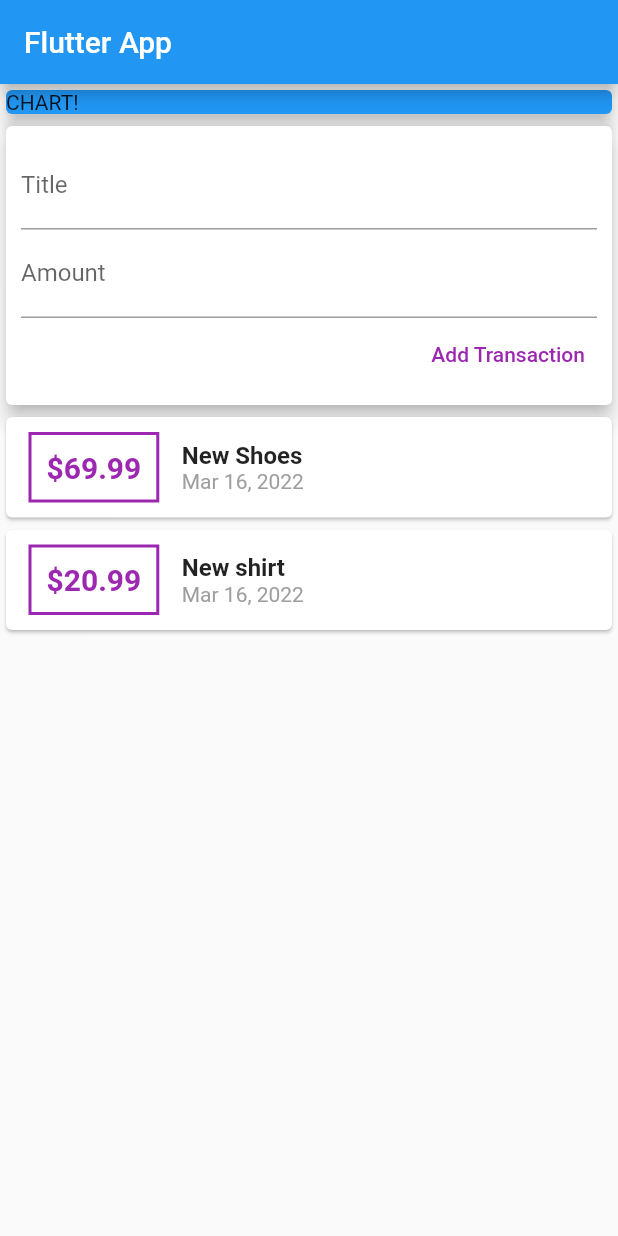
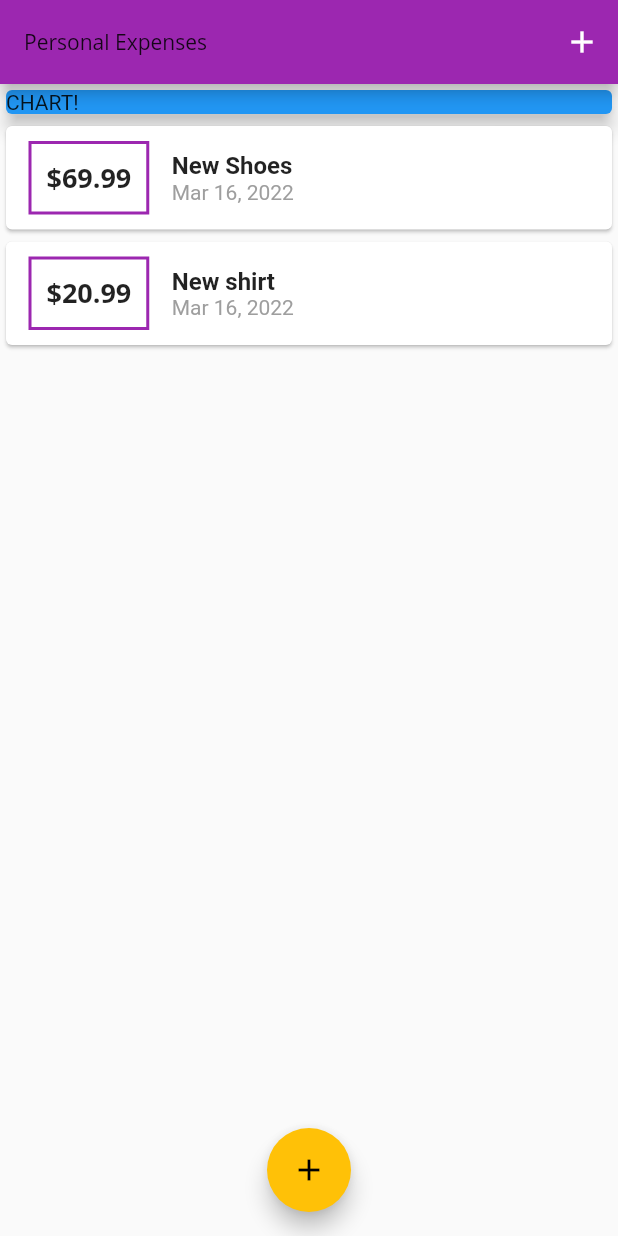
Before and after one commit to hhoury/personal_expenses, a Flutter app: the screen it shows after launch, on a phone screen of 412 x 824 dp. Run offline on Flutter 3.47's test engine with Material 2 defaults, Android fonts, the phone set to English and light mode, and no system bars; Roboto replaces fonts that are missing (Open Sans).

Commit message:
29, themes,modal bottom,styling,fonts,text theme

```diff
--- a/lib/main.dart
+++ b/lib/main.dart
@@ -1,6 +1,8 @@
+import 'package:flutter/gestures.dart';
 import 'package:flutter/material.dart';
-
-import './widgets/user_transaction.dart';
+import './widgets/new_transaction.dart';
+import './widgets/transaction_list.dart';
+import 'models/transaction.dart';
 
 void main() => runApp(MyApp());
 
@@ -8,23 +10,76 @@ class MyApp extends StatelessWidget {
   @override
   Widget build(BuildContext context) {
     return MaterialApp(
-      title: 'Flutter App',
+      title: 'Personal Expenses',
+      theme: ThemeData(
+          primarySwatch: Colors.purple,
+          accentColor: Colors.amber,
+          fontFamily: 'Quicksand',
+          textTheme: ThemeData.light().textTheme.copyWith(
+              titleMedium: TextStyle(
+                  fontFamily: 'OpenSans',
+                  fontWeight: FontWeight.bold,
+                  fontSize: 18)),
+          appBarTheme: AppBarTheme(
+              textTheme: ThemeData.light().textTheme.copyWith(
+                  titleMedium:
+                      TextStyle(fontFamily: 'OpenSans', fontSize: 20)))),
       home: MyHomePage(),
     );
   }
 }
 
-class MyHomePage extends StatelessWidget {
+class MyHomePage extends StatefulWidget {
+  @override
+  State<MyHomePage> createState() => _MyHomePageState();
+}
+
+class _MyHomePageState extends State<MyHomePage> {
   // String titleInput;
-  // String amountInput;
-  final titleController = TextEditingController();
-  final amountController = TextEditingController();
+
+  final List<Transaction> _userTransactions = [
+    Transaction(
+        id: 't1', title: 'New Shoes', amount: 69.99, date: DateTime.now()),
+    Transaction(
+        id: 't2', title: 'New shirt', amount: 20.99, date: DateTime.now())
+  ];
+
+  void _addNewTransaction(String title, double amount) {
+    final newTx = Transaction(
+        id: DateTime.now().toString(),
+        title: title,
+        amount: amount,
+        date: DateTime.now());
+    setState(() {
+      _userTransactions.add(newTx);
+    });
+  }
+
+  void _startAddNewTransaction(BuildContext ctx) {
+    showModalBottomSheet(
+        context: ctx,
+        builder: (bCtx) {
+          return GestureDetector(
+              //prevent closing the sheet when you hit on it, no need for it with flutter 2
+              onTap: () {},
+              behavior: HitTestBehavior.opaque,
+              child: NewTransaction(_addNewTransaction));
+        });
+  }
 
   @override
   Widget build(BuildContext context) {
     return Scaffold(
       appBar: AppBar(
-        title: Text('Flutter App'),
+        title: Text(
+          'Personal Expenses',
+          style: TextStyle(fontFamily: 'Open Sans'),
+        ),
+        actions: [
+          IconButton(
+              onPressed: () => _startAddNewTransaction(context),
+              icon: Icon(Icons.add))
+        ],
       ),
       body: SingleChildScrollView(
         child: Column(
@@ -39,10 +94,14 @@ class MyHomePage extends StatelessWidget {
                 elevation: 5,
               ),
             ),
-            UserTransactions(),
+            TransactionList(_userTransactions)
           ],
         ),
       ),
+      floatingActionButtonLocation: FloatingActionButtonLocation.centerFloat,
+      floatingActionButton: FloatingActionButton(
+          child: Icon(Icons.add),
+          onPressed: () => _startAddNewTransaction(context)),
     );
   }
 }
--- a/lib/widgets/new_transaction.dart
+++ b/lib/widgets/new_transaction.dart
@@ -1,20 +1,29 @@
 import 'package:flutter/material.dart';
 
-class NewTransaction extends StatelessWidget {
-  final titleController = TextEditingController();
-  final amountController = TextEditingController();
-
+class NewTransaction extends StatefulWidget {
   final Function addTrx;
   // ignore: use_key_in_widget_constructors
   NewTransaction(this.addTrx);
 
-  void submitData(){
+  @override
+  State<NewTransaction> createState() => _NewTransactionState();
+}
+
+class _NewTransactionState extends State<NewTransaction> {
+  final titleController = TextEditingController();
+
+  final amountController = TextEditingController();
+
+  void submitData() {
     final enteredTitle = titleController.text;
     final enteredAmount = double.parse(amountController.text);
-    if(enteredTitle.isEmpty || enteredAmount <= 0){
+    if (enteredTitle.isEmpty || enteredAmount <= 0) {
       return;
     }
-     addTrx(enteredTitle, enteredAmount);
+    widget.addTrx(enteredTitle, enteredAmount);
+    //close the top most screen displayed
+    //here it is the modal sheet
+    Navigator.of(context).pop();
   }
 
   @override
@@ -47,9 +56,9 @@ class NewTransaction extends StatelessWidget {
             ),
             TextButton(
                 child: Text('Add Transaction'),
-                style: TextButton.styleFrom(primary: Colors.purple),
-                onPressed: submitData
-                  ),
+                style: TextButton.styleFrom(
+                    primary: Theme.of(context).primaryColor),
+                onPressed: submitData),
           ],
         ),
       ),
--- a/lib/widgets/transaction_list.dart
+++ b/lib/widgets/transaction_list.dart
@@ -11,34 +11,31 @@ class TransactionList extends StatelessWidget {
   @override
   Widget build(BuildContext context) {
     return Container(
-      height: 580 ,
+      height: 580,
       child: ListView.builder(
         itemBuilder: (context, index) {
           return Card(
             child: Row(
               children: [
                 Container(
-                          margin:
-                              EdgeInsets.symmetric(vertical: 10, horizontal: 15),
+                  margin: EdgeInsets.symmetric(vertical: 10, horizontal: 15),
                   decoration: BoxDecoration(
                       border: Border.all(
-                            color: Colors.purple,
+                    color: Theme.of(context).primaryColor,
                     width: 2,
                   )),
                   padding: EdgeInsets.all(10),
-                          child: Text('\$${transactions[index].amount.toStringAsFixed(2)}',
-                              style: TextStyle(
-                                  fontWeight: FontWeight.bold,
-                                  fontSize: 20,
-                                  color: Colors.purple)),
+                  child: Text(
+                      '\$${transactions[index].amount.toStringAsFixed(2)}',
+                      style: Theme.of(context).textTheme.titleMedium),
                 ),
                 Column(
                   crossAxisAlignment: CrossAxisAlignment.start,
                   children: [
                     Text(
                       transactions[index].title,
-                              style: TextStyle(
-                                  fontWeight: FontWeight.bold, fontSize: 16),
+                      style:
+                          TextStyle(fontWeight: FontWeight.bold, fontSize: 16),
                     ),
                     Text(
                       DateFormat.yMMMd().format(transactions[index].date),
--- a/lib/widgets/user_transaction.dart
+++ /dev/null
@@ -1,39 +0,0 @@
-import 'package:flutter/material.dart';
-import './new_transaction.dart';
-import '../models/transaction.dart';
-import './transaction_list.dart';
-
-class UserTransactions extends StatefulWidget {
-  @override
-  State<UserTransactions> createState() => _UserTransactionsState();
-}
-
-class _UserTransactionsState extends State<UserTransactions> {
-  final List<Transaction> _userTransactions = [
-    Transaction(
-        id: 't1', title: 'New Shoes', amount: 69.99, date: DateTime.now()),
-    Transaction(
-        id: 't2', title: 'New shirt', amount: 20.99, date: DateTime.now())
-  ];
-
-  void _addNewTransaction(String title, double amount) {
-    final newTx = Transaction(
-        id: DateTime.now().toString(),
-        title: title,
-        amount: amount,
-        date: DateTime.now());
-    setState(() {
-      _userTransactions.add(newTx);
-    });
-  }
-
-  @override
-  Widget build(BuildContext context) {
-    return Column(
-      children: [
-        NewTransaction(_addNewTransaction),
-        TransactionList(_userTransactions)
-      ],
-    );
-  }
-}
```
Also changed, not shown: pubspec.yaml (+13 -11 lines), assets/fonts/OpenSans-Bold.ttf (added), assets/fonts/OpenSans-Regular.ttf (added), assets/fonts/Quicksand-Bold.ttf (added), assets/fonts/Quicksand-Light.ttf (added), assets/fonts/Quicksand-Medium.ttf (added), assets/fonts/Quicksand-Regular.ttf (added). Lines whose indentation alone changed are shown as unchanged.
